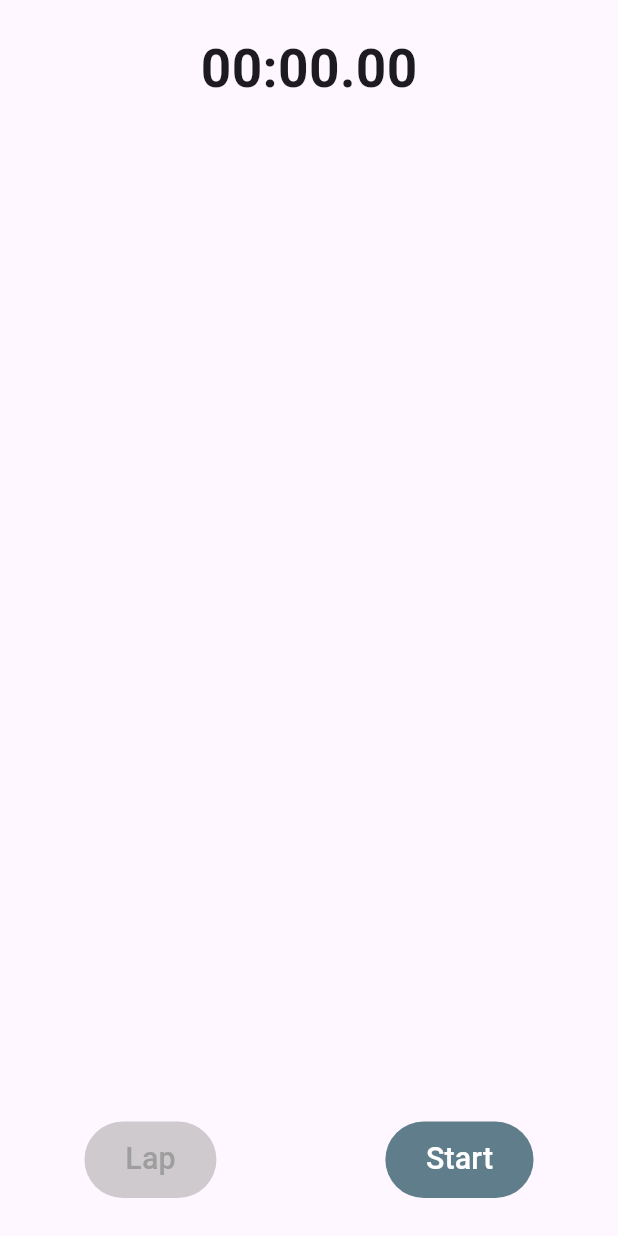
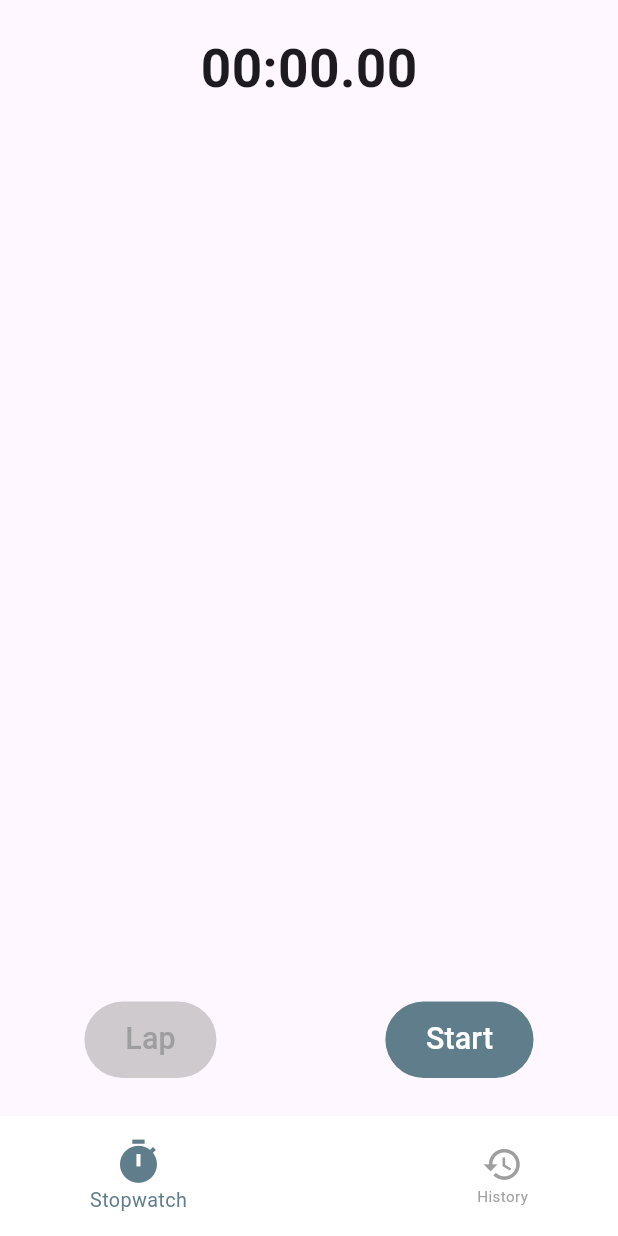
Before and after one commit to jorgesarabia/stopwatch_challenge, a Flutter app: the screen it shows after launch, on a phone screen of 412 x 824 dp. Run offline on Flutter 3.47's test engine with Material 3 defaults, Android fonts, the phone set to English and light mode, and no system bars; our stand-ins replace flutter_screenutil, freezed_annotation, get_it, injectable.

Commit message:
add app landing and history

```diff
--- a/lib/main.dart
+++ b/lib/main.dart
@@ -1,8 +1,10 @@
 import 'package:flutter/material.dart';
 import 'package:flutter_screenutil/flutter_screenutil.dart';
-import 'package:stopwatch_challenge/views/screens/home/home_screen.dart';
+import 'package:provider/provider.dart';
+import 'package:stopwatch_challenge/views/screens/app_landing/app_landing_screen.dart';
 
 import 'utils/injectable/injectable.dart';
+import 'views/controllers/stopwatch_controller.dart';
 
 void main() {
   WidgetsFlutterBinding.ensureInitialized();
@@ -15,7 +17,9 @@ class Stopwatch extends StatelessWidget {
 
   @override
   Widget build(BuildContext context) {
-    return ScreenUtilInit(
+    return ChangeNotifierProvider(
+      create: (context) => getIt.get<StopwatchController>(),
+      child: ScreenUtilInit(
         designSize: const Size(375, 812),
         minTextAdapt: true,
         splitScreenMode: true,
@@ -26,9 +30,10 @@ class Stopwatch extends StatelessWidget {
               colorScheme: ColorScheme.fromSeed(seedColor: Colors.deepPurple),
               useMaterial3: true,
             ),
-          home: const HomeScreen(),
+            home: const AppLandingScreen(),
           );
         },
+      ),
     );
   }
 }
--- /dev/null
+++ b/lib/views/screens/app_landing/app_landing_screen.dart
@@ -0,0 +1,54 @@
+import 'package:flutter/material.dart';
+import 'package:flutter_screenutil/flutter_screenutil.dart';
+import 'package:stopwatch_challenge/views/screens/home/home_screen.dart';
+
+part 'widgets/icon_button.dart';
+
+class AppLandingScreen extends StatefulWidget {
+  const AppLandingScreen({super.key});
+
+  @override
+  State<AppLandingScreen> createState() => _AppLandingScreenState();
+}
+
+class _AppLandingScreenState extends State<AppLandingScreen> {
+  int _selectedIndex = 0;
+
+  static const List<Widget> _tabSections = <Widget>[
+    HomeScreen(),
+    HomeScreen(),
+  ];
+
+  void _updateSelectedIndex(int index) => setState(() => _selectedIndex = index);
+
+  @override
+  Widget build(BuildContext context) {
+    return Scaffold(
+      body: _tabSections.elementAt(_selectedIndex),
+      bottomNavigationBar: BottomAppBar(
+        elevation: 2,
+        color: Colors.white,
+        child: Padding(
+          padding: EdgeInsets.symmetric(vertical: 1.h, horizontal: 40.w),
+          child: Row(
+            mainAxisAlignment: MainAxisAlignment.spaceBetween,
+            children: <Widget>[
+              _IconButton(
+                icon: Icons.timer,
+                isSelected: _selectedIndex == 0,
+                onPressed: () => _updateSelectedIndex(0),
+                label: 'Stopwatch',
+              ),
+              _IconButton(
+                icon: Icons.history,
+                isSelected: _selectedIndex == 1,
+                onPressed: () => _updateSelectedIndex(1),
+                label: 'History',
+              ),
+            ],
+          ),
+        ),
+      ),
+    );
+  }
+}
--- /dev/null
+++ b/lib/views/screens/app_landing/widgets/icon_button.dart
@@ -0,0 +1,39 @@
+part of '../app_landing_screen.dart';
+
+class _IconButton extends StatelessWidget {
+  const _IconButton({
+    required this.icon,
+    required this.onPressed,
+    required this.isSelected,
+    required this.label,
+  });
+
+  final IconData icon;
+  final void Function() onPressed;
+  final bool isSelected;
+  final String label;
+
+  @override
+  Widget build(BuildContext context) {
+    return Column(
+      mainAxisSize: MainAxisSize.min,
+      children: [
+        GestureDetector(
+          onTap: onPressed,
+          child: Icon(
+            icon,
+            size: isSelected ? 30.w : 25.w,
+            color: isSelected ? Colors.blueGrey : Colors.grey,
+          ),
+        ),
+        Text(
+          label,
+          style: TextStyle(
+            fontSize: isSelected ? 13.sp : 10.sp,
+            color: isSelected ? Colors.blueGrey : Colors.grey,
+          ),
+        )
+      ],
+    );
+  }
+}
--- a/lib/views/screens/home/home_screen.dart
+++ b/lib/views/screens/home/home_screen.dart
@@ -2,7 +2,6 @@ import 'package:flutter/material.dart';
 import 'package:flutter_screenutil/flutter_screenutil.dart';
 import 'package:provider/provider.dart';
 import 'package:stopwatch_challenge/utils/extensions/time_formatter_extension.dart';
-import 'package:stopwatch_challenge/utils/injectable/injectable.dart';
 import 'package:stopwatch_challenge/views/controllers/stopwatch_controller.dart';
 import 'package:stopwatch_challenge/views/widgets/app_button.dart';
 
@@ -15,18 +14,13 @@ class HomeScreen extends StatelessWidget {
 
   @override
   Widget build(BuildContext context) {
-    return ChangeNotifierProvider(
-      create: (context) => getIt.get<StopwatchController>(),
-      child: const SafeArea(
-        child: Scaffold(
-          body: Column(
-            children: [
-              _MainTimer(),
-              Expanded(child: _Laps()),
-              _Buttons(),
-            ],
-          ),
-        ),
+    return const SafeArea(
+      child: Column(
+        children: [
+          _MainTimer(),
+          Expanded(child: _Laps()),
+          _Buttons(),
+        ],
       ),
     );
   }
```
Lines whose indentation alone changed are shown as unchanged.
